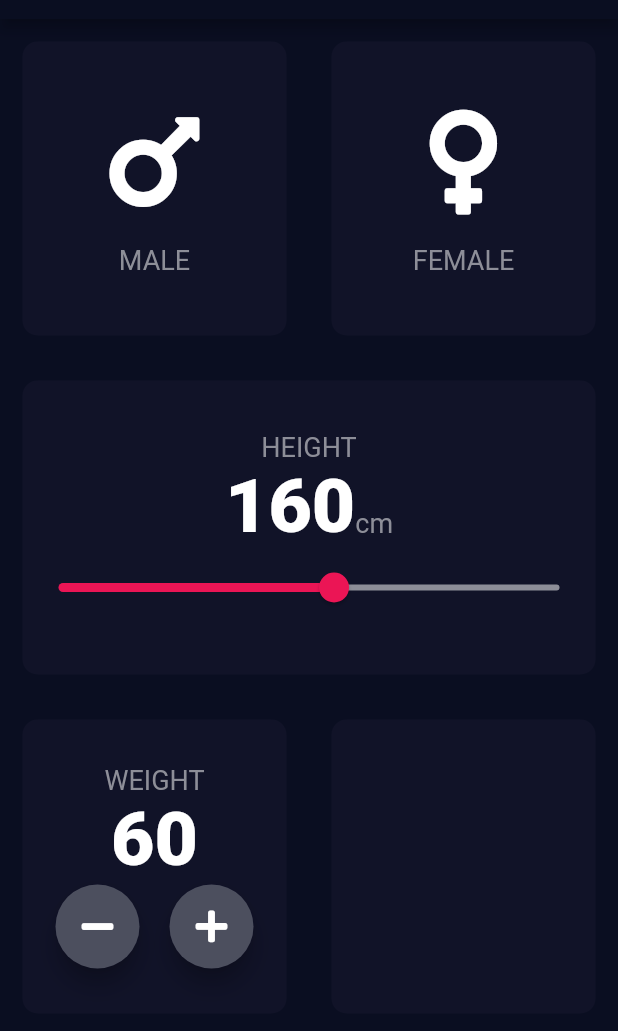
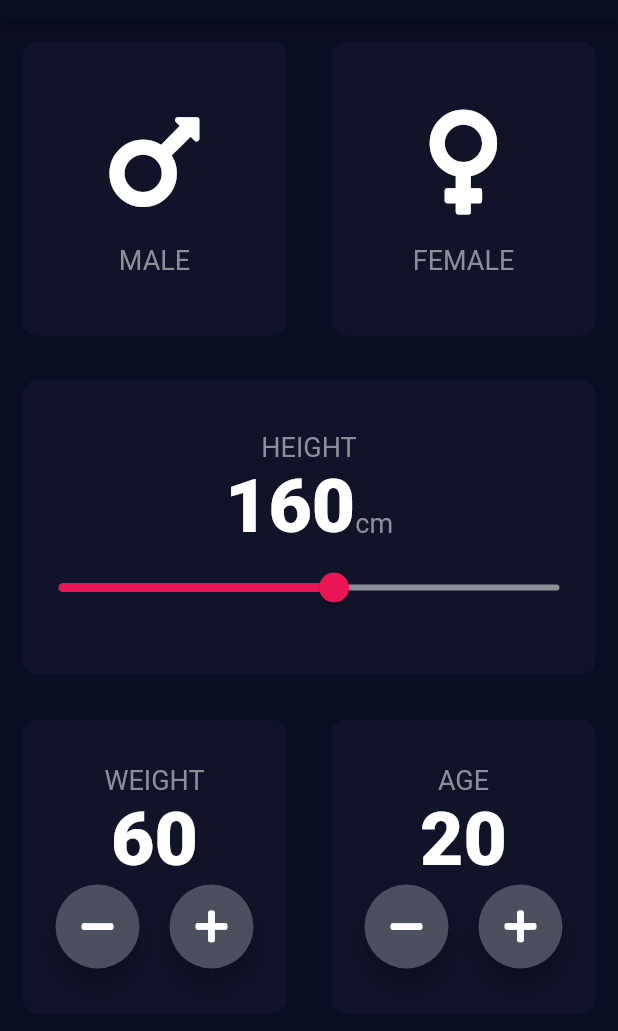
Before and after one commit to Mina329/BMI-Calculator-Flutter-, a Flutter app: the screen it shows after launch, on a phone screen of 412 x 824 dp, the part 65-1096 px from its top. Run offline on Flutter 3.47's test engine with Material 2 defaults, Android fonts, the phone set to English and light mode, and no system bars; our stand-ins replace font_awesome_flutter.

Commit message:
Add Age Widget

```diff
--- a/lib/input_page.dart
+++ b/lib/input_page.dart
@@ -6,7 +6,6 @@ import 'constants.dart';
 import 'RoundActionButton.dart';
 
 enum Gender { Male, Female }
-
 
 class InputPage extends StatefulWidget {
   @override
@@ -133,7 +132,7 @@ class _State extends State<InputPage> {
                           children: [
                             RoundActionButton(
                               icon: FontAwesomeIcons.minus,
-                              onPressed: (){
+                              onPressed: () {
                                 setState(() {
                                   weight--;
                                 });
@@ -144,7 +143,7 @@ class _State extends State<InputPage> {
                             ),
                             RoundActionButton(
                               icon: FontAwesomeIcons.plus,
-                              onPressed: (){
+                              onPressed: () {
                                 setState(() {
                                   weight++;
                                 });
@@ -159,6 +158,43 @@ class _State extends State<InputPage> {
                 Expanded(
                   child: ReusableCard(
                     colour: kInactivebuttoncolor,
+                    Child: Column(
+                      mainAxisAlignment: MainAxisAlignment.center,
+                      children: [
+                        Text(
+                          'AGE',
+                          style: kLabelTextStyle,
+                        ),
+                        Text(
+                          age.toString(),
+                          style: kNumberStyle,
+                        ),
+                        Row(
+                          mainAxisAlignment: MainAxisAlignment.center,
+                          children: [
+                            RoundActionButton(
+                              icon: FontAwesomeIcons.minus,
+                              onPressed: () {
+                                setState(() {
+                                  age--;
+                                });
+                              },
+                            ),
+                            SizedBox(
+                              width: 20.0,
+                            ),
+                            RoundActionButton(
+                              icon: FontAwesomeIcons.plus,
+                              onPressed: () {
+                                setState(() {
+                                  age++;
+                                });
+                              },
+                            )
+                          ],
+                        ),
+                      ],
+                    ),
                   ),
                 ),
               ],
```
